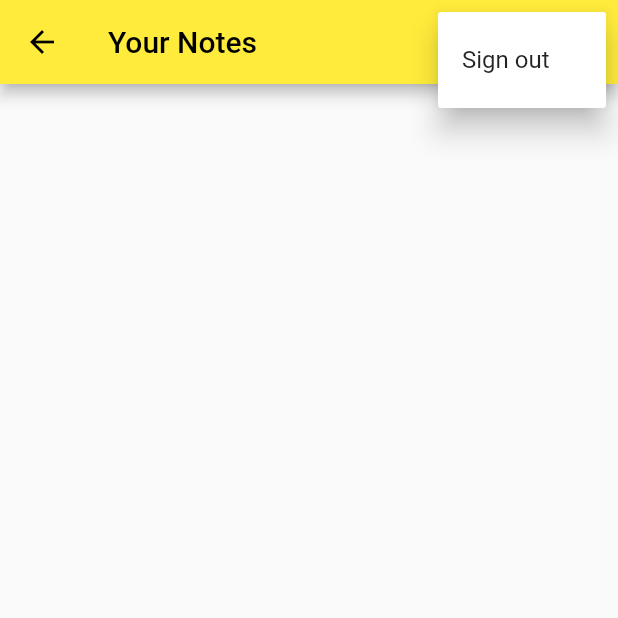
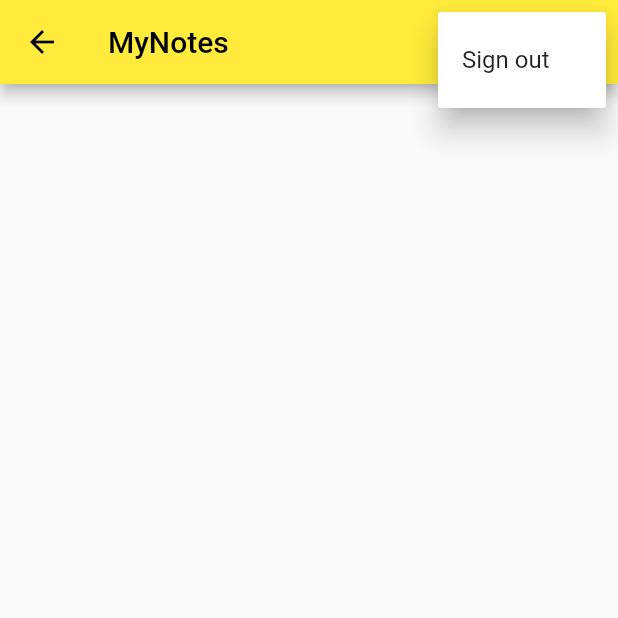
Before and after one commit to lvecerik/mynotes, a Flutter app: the NotesView screen opened by its route, after a tap on the "more vert" icon, on a phone screen of 412 x 824 dp, the top half of it. Run offline on Flutter 3.47's test engine with Material 2 defaults, Android fonts, the phone set to English and light mode, and no system bars; our stand-ins replace cloud_firestore, firebase_auth, firebase_core, google_sign_in, share_plus; accounts and stored records are empty.

Commit message:
notes view titles

```diff
--- a/lib/view/login_view.dart
+++ b/lib/view/login_view.dart
@@ -1,5 +1,5 @@
 import 'package:flutter/material.dart';
-import 'package:my_notes/components/my_textfields.dart';
+import 'package:my_notes/components/email_textfields.dart';
 import 'package:my_notes/constants/colors.dart';
 import "package:my_notes/services/auth/google_auth.dart";
 import 'package:my_notes/constants/routes.dart';
--- a/lib/view/notes/create_update_note_view.dart
+++ b/lib/view/notes/create_update_note_view.dart
@@ -93,7 +93,9 @@ class _CreateUpdateNoteViewState extends State<CreateUpdateNoteView> {
   Widget build(BuildContext context) {
     return Scaffold(
       appBar: AppBar(
-        title: const Text("New Note"),
+        title: Text(context.getArgument<CloudNote>() == null
+            ? "New Note"
+            : "Edit Note"),
         actions: [
           IconButton(
             onPressed: () async {
--- a/lib/view/notes/notes_view.dart
+++ b/lib/view/notes/notes_view.dart
@@ -18,6 +18,8 @@ enum MenuAction { signout }
 class _NotesViewState extends State<NotesView> {
   late final FirebaseCloudStorage _notesService;
   String get userId => AuthService.firebase().currentUser!.id;
+  String get userEmail => AuthService.firebase().currentUser!.email;
+
 
   @override
   void initState() {
@@ -29,7 +31,7 @@ class _NotesViewState extends State<NotesView> {
   Widget build(BuildContext context) {
     return Scaffold(
         appBar: AppBar(
-          title: const Text("Your Notes"),
+          title:  Text("MyNotes $userEmail"),
           actions: [
             IconButton(
               onPressed: () {
@@ -43,8 +45,7 @@ class _NotesViewState extends State<NotesView> {
                   final shouldSignOut = await showSignOutDialog(context);
                   if (shouldSignOut) {
                     await AuthService.firebase().signOut();
-                    if (context.mounted) {
-                      // TOTO NIE JE DOBRY PRACTICE, ZISTI VIAC A PREROB --> original error https://dart-lang.github.io/linter/lints/use_build_context_synchronously.html
+                    if (mounted) {
                       Navigator.of(context).pushNamedAndRemoveUntil(
                         signInRoute,
                         (_) => false,
--- a/lib/view/register_view.dart
+++ b/lib/view/register_view.dart
@@ -1,6 +1,6 @@
 import 'package:flutter/material.dart';
 import 'package:my_notes/components/google_button.dart';
-import 'package:my_notes/components/my_textfields.dart';
+import 'package:my_notes/components/email_textfields.dart';
 import 'package:my_notes/constants/colors.dart';
 import 'package:my_notes/constants/routes.dart';
 import 'package:my_notes/services/auth/auth_exceptions.dart';
```
Also changed, not shown: lib/components/email_textfields.dart (renamed from lib/components/my_textfields.dart).
